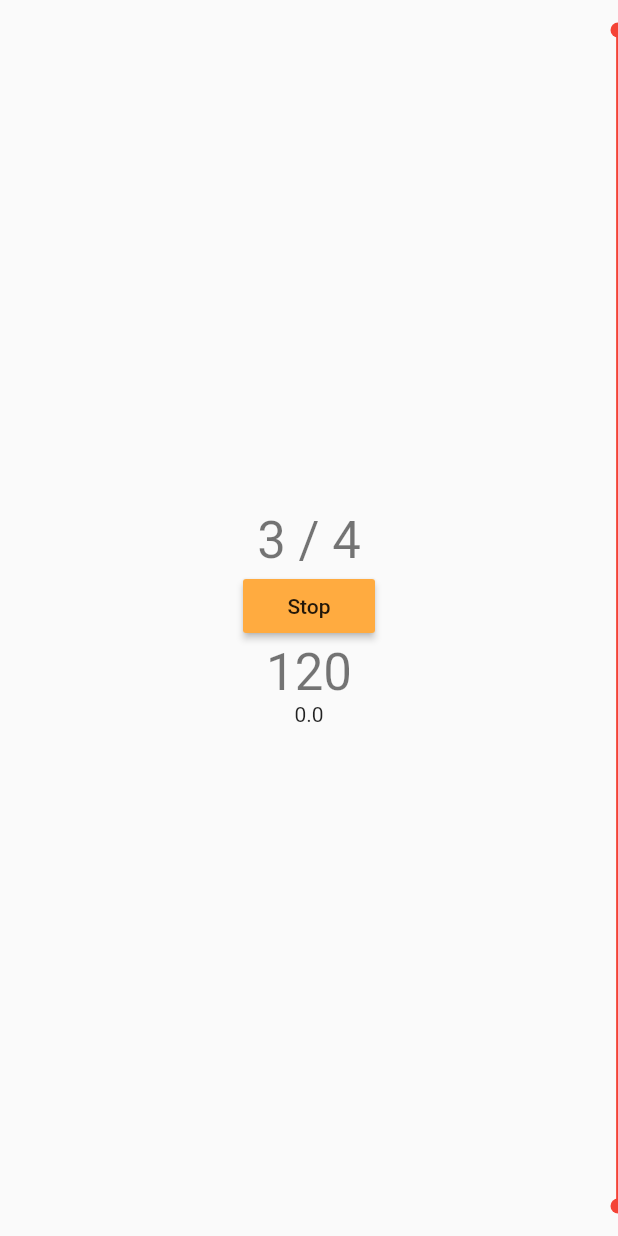
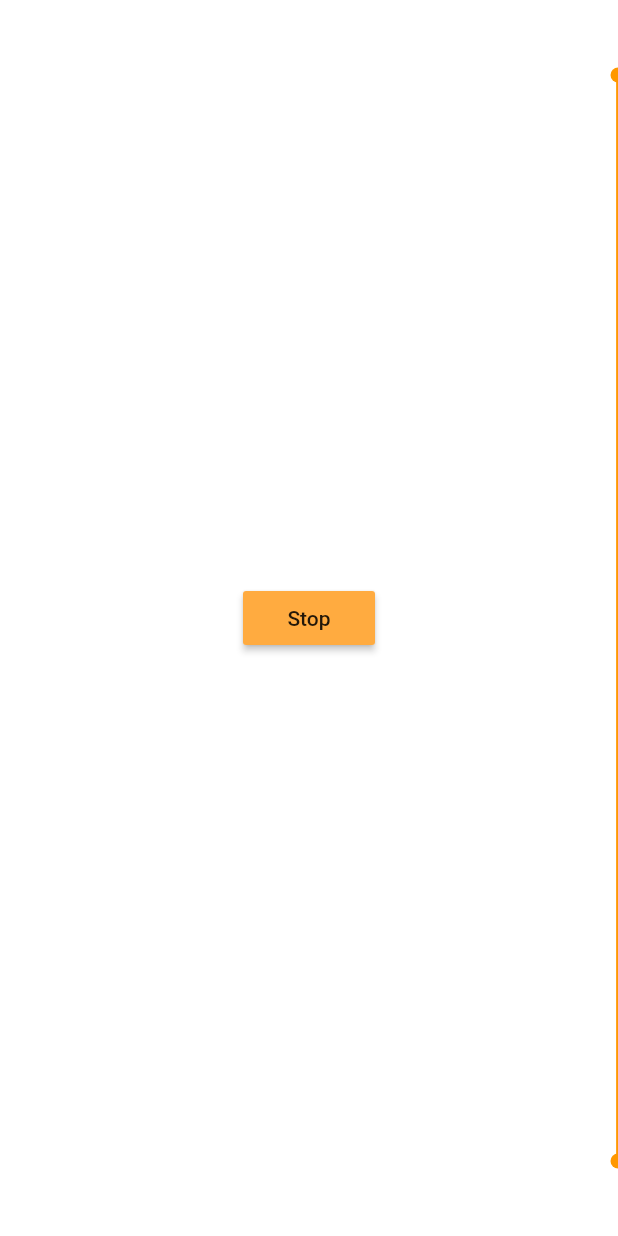
Before and after one commit to teesloane/metronome, a Flutter app: the screen it shows after launch, after a tap on "Start", on a phone screen of 412 x 824 dp. Run offline on Flutter 3.47's test engine with Material 2 defaults, Android fonts, the phone set to English and light mode, and no system bars; our stand-ins replace audioplayers.

Commit message:
Move slider to right, some styling.

```diff
--- a/lib/main.dart
+++ b/lib/main.dart
@@ -4,6 +4,7 @@ import 'package:flutter/material.dart';
 import 'dart:async';
 
 import 'package:metronome/tempoSlider.dart';
+import 'package:metronome/util.dart';
 
 void main() => runApp(MyApp());
 
@@ -14,17 +15,12 @@ class MyApp extends StatelessWidget {
     return MaterialApp(
       title: 'Flutter Demo',
       theme: ThemeData(
-        // This is the theme of your application.
-        //
-        // Try running your application with "flutter run". You'll see the
-        // application has a blue toolbar. Then, without quitting the app, try
-        // changing the primarySwatch below to Colors.green and then invoke
-        // "hot reload" (press "r" in the console where you ran "flutter run",
-        // or simply save your changes to "hot reload" in a Flutter IDE).
-        // Notice that the counter didn't reset back to zero; the application
-        // is not restarted.
           primarySwatch: Colors.lightGreen,
-      ),
+          textTheme: Theme.of(context).textTheme.apply(
+                // fontFamily: 'Open Sans', // TODO: set a font.
+                bodyColor: Colors.white,
+                displayColor: Colors.white,
+              )),
       home: MyHomePage(title: 'Flutter Demo Home Page'),
     );
   }
@@ -32,16 +28,6 @@ class MyApp extends StatelessWidget {
 
 class MyHomePage extends StatefulWidget {
   MyHomePage({Key key, this.title}) : super(key: key);
-
-  // This widget is the home page of your application. It is stateful, meaning
-  // that it has a State object (defined below) that contains fields that affect
-  // how it looks.
-
-  // This class is the configuration for the state. It holds the values (in this
-  // case the title) provided by the parent (in this case the App widget) and
-  // used by the build method of the State. Fields in a Widget subclass are
-  // always marked "final".
-
   final String title;
 
   @override
@@ -56,10 +42,12 @@ class _MyHomePageState extends State<MyHomePage> {
   Timer _timer;
   int _beat = 1;
   int _bar = 4;
-  Duration _tempo = Duration(milliseconds: 500);
+  int _tempoInt = 120;
+  double maxTempo = 300;
+  double minTempo = 30;
+  Duration _tempoDuration = Duration(milliseconds: 500);
   bool _isRunning = false;
-  double _tempo2 = 0;
-  double _sliderOffset = 20;
+  double _sliderOffset = 50;
 
   // Methods --
 
@@ -76,25 +64,7 @@ class _MyHomePageState extends State<MyHomePage> {
     }
   }
 
-  // _onVerticalGesture(DragUpdateDetails details) {
-  //   setState(() {
-  //     _tempo += Duration(milliseconds: details.delta.dy.round());
-  //   });
-  // }
-
-  // _onReleaseTempoSlider() {
-  //   // If running, stop it, adjust tempo with new timer and resume
-  //   if (_isRunning) {
-  //     _timer.cancel();
-  //     setState(() {
-  //       _timer = Timer.periodic(_tempo, _metroInc);
-  //     });
-  //   } else {
-  //     print("do nothing"); // Remove at some point.
-  //   }
-  // }
-
-  _toggleTimer() {
+  void _toggleTimer() {
     if (_isRunning) {
       setState(() {
         _timer.cancel();
@@ -102,13 +72,34 @@ class _MyHomePageState extends State<MyHomePage> {
       });
     } else {
       setState(() {
-        _timer = Timer.periodic(_tempo, _metroInc);
+        _timer = Timer.periodic(_tempoDuration, _metroInc);
         _isRunning = true;
       });
     }
   }
 
-  _buildToggleButton() {
+  _setTempo(double sliderVal) {
+    var _newTempo = (sliderVal * 100).toInt();
+    var _scaledTempo =
+        scaleNum(_newTempo, 0, 100, bpmToMS(minTempo), bpmToMS(maxTempo));
+
+    // if running, cancel timer and restart it.
+    if (_isRunning) {
+      _timer.cancel();
+      setState(() {
+        _tempoDuration = Duration(milliseconds: _scaledTempo.toInt());
+        _tempoInt = msToBpm(_scaledTempo).toInt();
+        _timer = Timer.periodic(_tempoDuration, _metroInc);
+      });
+    } else {
+      setState(() {
+        _tempoDuration = Duration(milliseconds: _scaledTempo.toInt());
+        _tempoInt = msToBpm(_scaledTempo).toInt();
+      });
+    }
+  }
+
+  MaterialButton _buildToggleButton() {
     if (!_isRunning) {
       return MaterialButton(
           child: Text("Start"),
@@ -127,7 +118,7 @@ class _MyHomePageState extends State<MyHomePage> {
   }
 
   String getTempo() {
-    var sliceOfString = _tempo.toString().substring(8, 11);
+    var sliceOfString = _tempoDuration.toString().substring(8, 11);
     var intTempo = (60000 / int.parse(sliceOfString)).round();
     return intTempo.toString();
   }
@@ -135,9 +126,7 @@ class _MyHomePageState extends State<MyHomePage> {
   @override
   Widget build(BuildContext context) {
     return Scaffold(
-        // appBar: AppBar(
-        //   title: Text(widget.title),
-        // ),
+        backgroundColor: Colors.white.withOpacity(0.1),
         body: Center(
           child: Stack(children: <Widget>[
             Container(), // Makes the stack full screen size.
@@ -145,44 +134,29 @@ class _MyHomePageState extends State<MyHomePage> {
               child: Column(
                   mainAxisAlignment: MainAxisAlignment.center,
                   children: <Widget>[
-                Text(
-                  '$_beat / $_bar',
-                  style: Theme.of(context).textTheme.display1,
+                    Text('$_beat / $_bar',
+                      style: Theme.of(context).textTheme.display4,
                     ),
                     _buildToggleButton(),
                     Text(
-                  getTempo(),
-                  style: Theme.of(context).textTheme.display1,
+                      _tempoInt.toString(),
+                      style: Theme.of(context).textTheme.display4,
                     ),
-                Text(_tempo2.toString()),
-
                     // InteractableWidget,
                   ]),
             ),
-        // TempoScroller(
-        //   notifyParent: _onVerticalGesture,
-        //   handleOVDE: _onReleaseTempoSlider,
-        // )
 
             Positioned(
               right: 0,
               bottom: _sliderOffset,
-          // top: 50,
               child: RotatedBox(
                 quarterTurns: 3,
                 child: TempoSlider(
-              width: MediaQuery.of(context).size.height - (_sliderOffset * 2),
-              color: Colors.red,
-              onChanged: (double val) {
-                setState(() {
-                  _tempo2 = (val * 100).roundToDouble();
-                });
-              },
-              onChangedStart: (double val) {
-                setState(() {
-                  _tempo2 = (val * 100).roundToDouble();
-                });
-              },
+                  width:
+                      MediaQuery.of(context).size.height - (_sliderOffset * 2),
+                  color: Colors.orange,
+                  onChanged: (val) => _setTempo(val),
+                  onChangedStart: (val) => _setTempo(val),
                 ),
               ),
             )
@@ -190,28 +164,3 @@ class _MyHomePageState extends State<MyHomePage> {
         ));
   }
 }
-
-class TempoScroller extends StatelessWidget {
-  final Function(DragUpdateDetails details) notifyParent;
-  final Function() handleOVDE;
-  TempoScroller(
-      {Key key, @required this.notifyParent, @required this.handleOVDE})
-      : super(key: key);
-
-  @override
-  Widget build(BuildContext context) {
-    return Positioned(
-        top: 0,
-        bottom: 0,
-        right: 0,
-        child: Container(
-            width: 45.0,
-            child: GestureDetector(
-                child: Container(color: Colors.lightGreen.withOpacity(0.3)),
-                onVerticalDragEnd: (e) => handleOVDE(),
-                onVerticalDragDown: (e) => print(e),
-                onVerticalDragUpdate: (e) {
-                  notifyParent(e);
-                })));
-  }
-}
```
Also changed, not shown: lib/util.dart (added, +17 -0 lines), 1 other file. Lines whose indentation alone changed are shown as unchanged.
